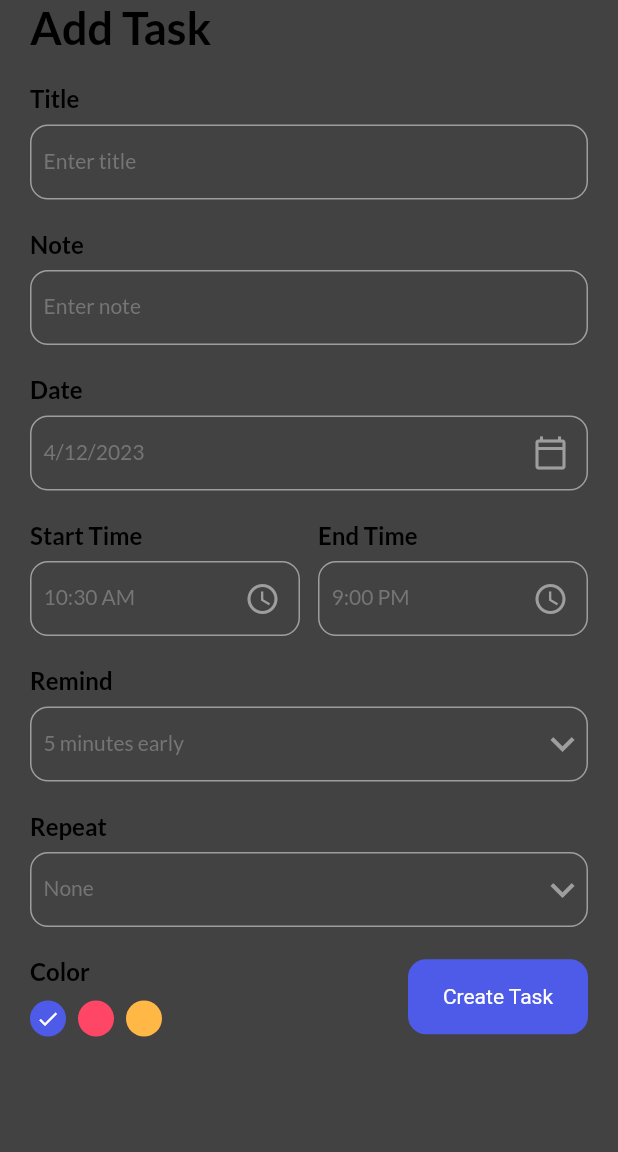
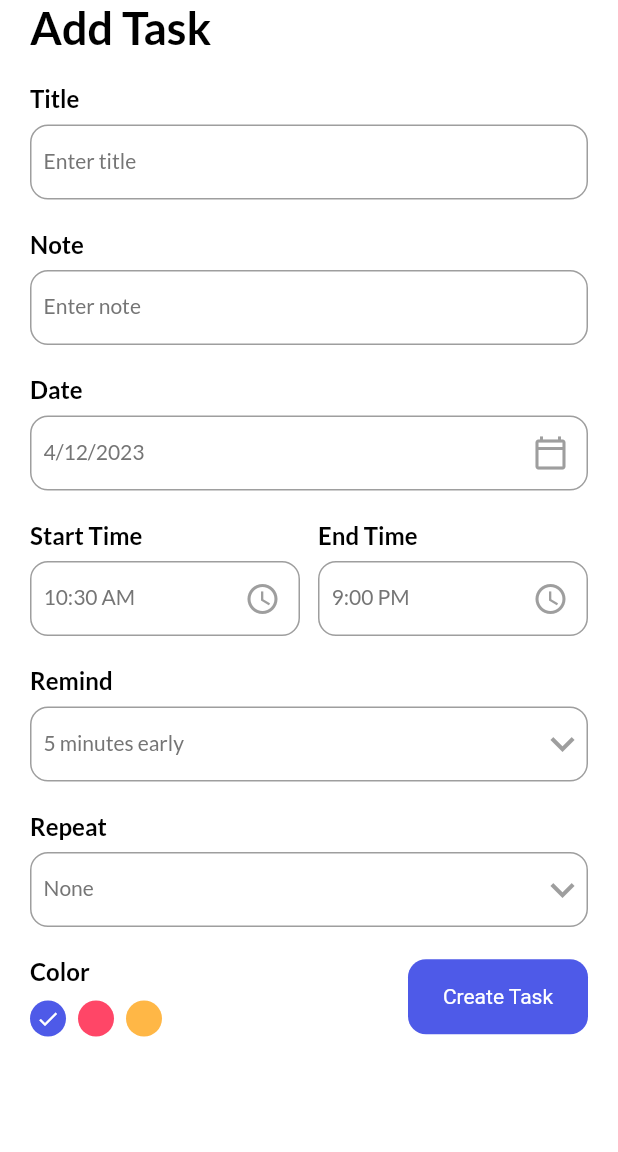
Before and after one commit to mahbubcrx12/Task-Management, a Flutter app: the screen it shows after launch, after a tap on "+ Add Task", on a phone screen of 412 x 824 dp, the part 84-1236 px from its top. Run offline on Flutter 3.47's test engine with Material 2 defaults, Android fonts, the phone set to English and light mode, and no system bars; our stand-ins replace date_picker_timeline, flutter_local_notifications, get, get_storage, google_fonts, sqflite and 1 more; accounts and stored records are empty.

```diff
--- a/lib/controller/task_controller.dart
+++ b/lib/controller/task_controller.dart
@@ -10,8 +10,19 @@ class TaskController extends GetxController{
     super.onReady();
   }
 
+  var taskList = <TaskModel>[].obs;
+
   Future<int> addTask({TaskModel? task})async{
     return await DBHelper.insert(task);
   }
 
+  //Get data from table
+  void getTasks()async{
+    List<Map<String,dynamic>> tasks = await DBHelper.query();
+
+    taskList.assignAll(tasks.map((data) => new TaskModel.fromJson(data)).toList());
+    print("kkkkkkkkkkkkkkkkkkk");
+    print(taskList);
+  }
+
 }
--- a/lib/db/db_helper.dart
+++ b/lib/db/db_helper.dart
@@ -40,4 +40,8 @@ class DBHelper{
     return await _db?.insert(_tableName, task!.toJson()) ?? 1;
   }
 
+  static Future<List<Map<String,dynamic>>> query()async{
+    return await _db!.query(_tableName);
+  }
+
 }
--- a/lib/view/add_task_bar.dart
+++ b/lib/view/add_task_bar.dart
@@ -39,7 +39,7 @@ class _AddTaskPageState extends State<AddTaskPage> {
   @override
   Widget build(BuildContext context) {
     return Scaffold(
-     backgroundColor: darkHeaderClr,
+     backgroundColor: Get.isDarkMode?darkHeaderClr:white,
       appBar: _appBar(context),
 
       body: Container(
@@ -163,6 +163,7 @@ class _AddTaskPageState extends State<AddTaskPage> {
                   MyButton(label: "Create Task",
                     onTap: (){
                       _validateFields();
+
                   },),
 
               ],),
--- a/lib/view/home.dart
+++ b/lib/view/home.dart
@@ -1,6 +1,7 @@
 import 'package:date_picker_timeline/date_picker_timeline.dart';
 import 'package:flutter/material.dart';
 import 'package:google_fonts/google_fonts.dart';
+import 'package:task_management/controller/task_controller.dart';
 import 'package:task_management/service/notification_services.dart';
 import 'package:task_management/service/theme_services.dart';
 import 'package:get/get.dart';
@@ -19,6 +20,7 @@ class HomePage extends StatefulWidget {
 class _HomePageState extends State<HomePage> {
   DateTime _selectedDate = DateTime.now();
   var notifyHelper;
+  final _taskController = Get.put(TaskController());
 
   @override
   void initState() {
@@ -27,17 +29,50 @@ class _HomePageState extends State<HomePage> {
     notifyHelper = NotifyHelper();
     notifyHelper.initializeNotification();
     notifyHelper.requestIOSPermissions();
+    _taskController.getTasks();
   }
 
   @override
   Widget build(BuildContext context) {
     return SafeArea(
         child: Scaffold(
-          backgroundColor: darkHeaderClr,
+          backgroundColor: Get.isDarkMode?darkHeaderClr:white,
       appBar: _appBar(),
       body: Column(
         children: [
-          Container(
+          _titleBar(),
+          _addDateBar(),
+          _showTask(),
+        ],
+      ),
+    ));
+  }
+
+  _showTask(){
+
+    return Expanded(
+
+        child: Obx(() {
+          return ListView.builder(
+
+            shrinkWrap: true,
+            itemCount: _taskController.taskList.length,
+              itemBuilder: (_,context){
+
+            return Container(
+              margin: EdgeInsets.only(bottom: 10),
+              width: 100,
+              height: 50,
+              color: Colors.red,
+            );
+          });
+        })
+    );
+
+  }
+
+  _titleBar(){
+    return Container(
       margin: const EdgeInsets.only(left: 20, right: 20, top: 10),
       child: Row(
         mainAxisAlignment: MainAxisAlignment.spaceBetween,
@@ -61,7 +96,8 @@ class _HomePageState extends State<HomePage> {
             child: MyButton(
               label: "+ Add Task",
               onTap: (){
-                      Get.to(AddTaskPage());
+                Get.to(()=>AddTaskPage());
+
               },
 
             ),
@@ -69,11 +105,7 @@ class _HomePageState extends State<HomePage> {
           )
         ],
       ),
-          ),
-          _addDateBar(),
-        ],
-      ),
-    ));
+    );
   }
 
   _addDateBar() {
```
Lines whose indentation alone changed are shown as unchanged.
